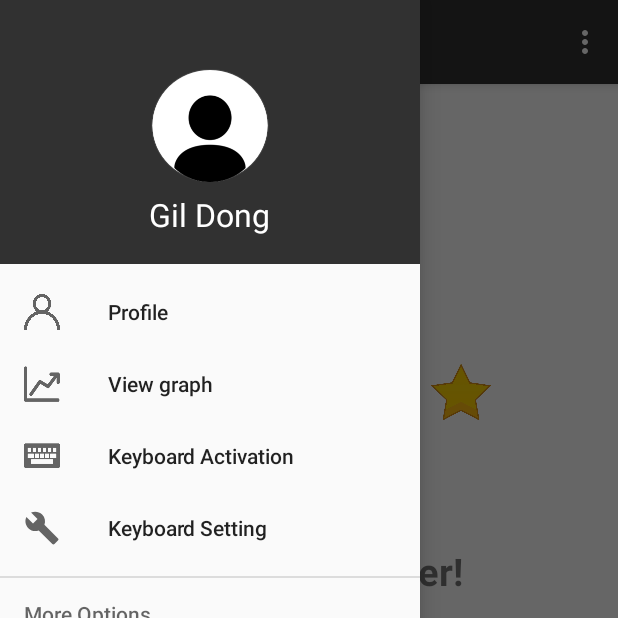
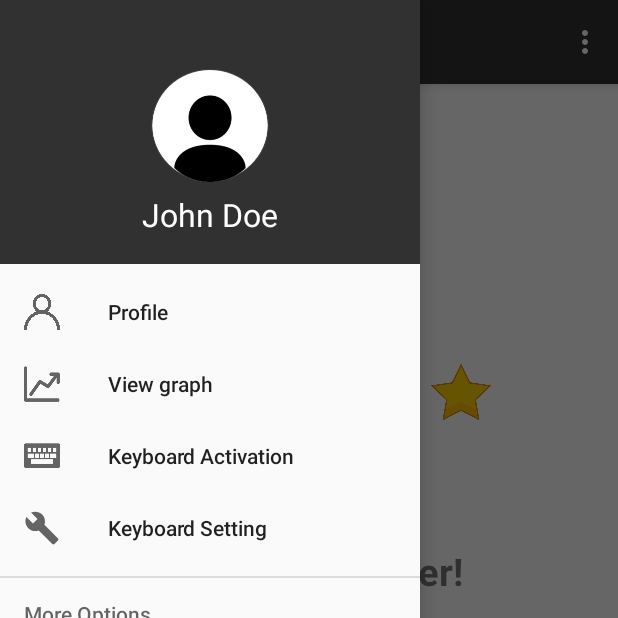
Before and after one commit to arky02/Eicon_DoD, an Android app: the MainActivity screen opened directly, with no data from a screen before it, with the side drawer open, on a phone screen of 412 x 824 dp, the top half of it. Run offline under Robolectric (Android 15) with nearby library versions, the phone set to English and light mode, and no system bars; our stand-ins replace Room's generated code; libraries missing offline, so code that uses them is left out: com.github.mikephil.charting; plain views replace LineChart; 53 statements that could not run were skipped.

Commit message:
Fix Gil Dong

```diff
--- a/app/src/main/java/com/example/eicon_dod/MainActivity.java
+++ b/app/src/main/java/com/example/eicon_dod/MainActivity.java
@@ -174,6 +174,8 @@ public class MainActivity extends AppCompatActivity implements NavigationView.On
         TextView greeting = findViewById(R.id.greeting);
         greeting.setText(getString(R.string.greeting, name));
 
+
+
         mChart = (LineChart) findViewById(R.id.Linechart);
 
         mChart.setOnChartGestureListener(this);
@@ -198,8 +200,6 @@ public class MainActivity extends AppCompatActivity implements NavigationView.On
         AppDatabase db = AppDatabase.getInstance(this);
         List<Data> dbData = db.dataDAO().getDataList();
         List<Data> filteredData = Helper.filterDate(dbData);
-        Log.e("GRAPH", filteredData.toString());
-
 
         yValues.add(new Entry(1, Helper.countOccurrence(filteredData, true, "Sun")));
         yValues.add(new Entry(2, Helper.countOccurrence(filteredData, true, "Mon")));
@@ -326,6 +326,11 @@ public class MainActivity extends AppCompatActivity implements NavigationView.On
 
     @Override
     public boolean onCreateOptionsMenu(Menu menu) {
+        SharedPreferences sharedPreferences = getApplicationContext().getSharedPreferences("shared_profile", MODE_PRIVATE);
+        String name = sharedPreferences.getString("name", "John Doe");
+        Log.e("NAV", name);
+        TextView navName = findViewById(R.id.nav_name);
+        navName.setText(name);
         getMenuInflater().inflate(R.menu.main, menu);
         return true;
     }
@@ -343,6 +348,8 @@ public class MainActivity extends AppCompatActivity implements NavigationView.On
 
     @Override
     public boolean onNavigationItemSelected(MenuItem item) {
+
+
         int id = item.getItemId();
         switch (id) {
             case R.id.n_profile:
--- a/app/src/main/res/layout/nav_header_main.xml
+++ b/app/src/main/res/layout/nav_header_main.xml
@@ -22,10 +22,10 @@
         android:layout_marginTop="20dp" />
 
     <TextView
-        android:id="@+id/textView"
+        android:id="@+id/nav_name"
         android:layout_width="wrap_content"
         android:layout_height="wrap_content"
-        android:text="Gil Dong"
+        android:text="@string/nav_name"
         android:textColor="#FFFFFFFF"
         android:textSize="21sp" />
 
--- a/app/src/main/res/values/strings.xml
+++ b/app/src/main/res/values/strings.xml
@@ -41,4 +41,5 @@
     <string name="first">1. %1$s - %2$s</string>
     <string name="second">2. %1$s - %2$s</string>
     <string name="third">3. %1$s - %2$s</string>
+    <string name="nav_name" />
 </resources>
```
